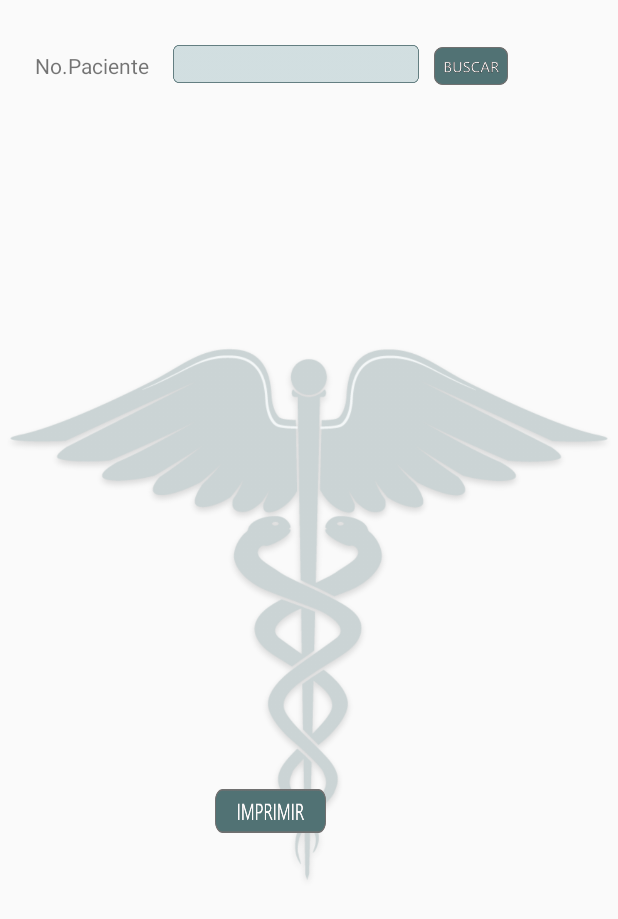
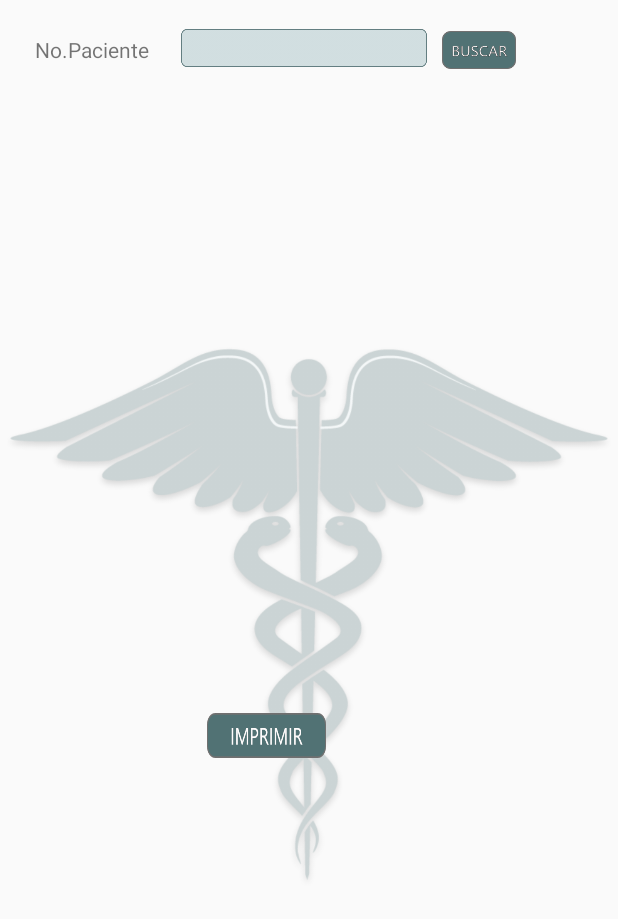
Before and after one commit to AndresKenichi/PruebaNavegacion, an Android app: the fragment ConsultarPacientesF shown on its own in the app's theme, on a phone screen of 412 x 824 dp. Shown: the top 919 px of the screen. Run offline under Robolectric (Android 15) with nearby library versions, the phone set to English and light mode, and no system bars.

Commit message:
Modificaciones en diseño

```diff
--- a/app/src/main/res/layout/a_fragment_consultarareas.xml
+++ b/app/src/main/res/layout/a_fragment_consultarareas.xml
@@ -79,7 +79,7 @@
 
         <LinearLayout
             android:layout_width="match_parent"
-            android:layout_height="500dp"
+            android:layout_height="410dp"
             android:orientation="vertical">
 
             <GridView
--- a/app/src/main/res/layout/a_fragment_consultarpacientes.xml
+++ b/app/src/main/res/layout/a_fragment_consultarpacientes.xml
@@ -22,9 +22,9 @@
         android:orientation="vertical">
 
         <TextView
-            android:id="@+id/textView74"
+            android:id="@+id/textView2"
             android:layout_width="match_parent"
-            android:layout_height="30dp"
+            android:layout_height="wrap_content"
             android:text=" " />
 
         <LinearLayout
@@ -41,7 +41,7 @@
 
             <TextView
                 android:id="@+id/textviewx91"
-                android:layout_width="92dp"
+                android:layout_width="97dp"
                 android:layout_height="wrap_content"
                 android:text="No.Paciente" />
 
@@ -69,19 +69,7 @@
 
         <LinearLayout
             android:layout_width="match_parent"
-            android:layout_height="30dp"
-            android:orientation="horizontal">
-
-            <TextView
-                android:id="@+id/textView84"
-                android:layout_width="17dp"
-                android:layout_height="match_parent"
-                android:text="  " />
-        </LinearLayout>
-
-        <LinearLayout
-            android:layout_width="match_parent"
-            android:layout_height="430dp"
+            android:layout_height="420dp"
             android:orientation="horizontal">
 
             <TextView
@@ -106,19 +94,19 @@
 
         <LinearLayout
             android:layout_width="match_parent"
-            android:layout_height="40dp"
+            android:layout_height="30dp"
             android:orientation="horizontal">
 
             <TextView
                 android:id="@+id/textView92"
-                android:layout_width="143dp"
+                android:layout_width="138dp"
                 android:layout_height="match_parent"
                 android:text="  " />
 
             <Button
                 android:id="@+id/btnImprimirCP"
-                android:layout_width="74dp"
-                android:layout_height="29dp"
+                android:layout_width="79dp"
+                android:layout_height="match_parent"
                 android:background="@drawable/imprimir"
                 android:text=" " />
 
@@ -129,16 +117,5 @@
                 android:text="  " />
 
         </LinearLayout>
-        <LinearLayout
-            android:layout_width="match_parent"
-            android:layout_height="30dp"
-            android:orientation="horizontal">
-
-            <TextView
-                android:id="@+id/textView83"
-                android:layout_width="17dp"
-                android:layout_height="match_parent"
-                android:text="  " />
-        </LinearLayout>
     </LinearLayout>
 </androidx.constraintlayout.widget.ConstraintLayout>
```
Also changed, not shown: app/src/main/res/layout/a_fragment_consultarmedicamentos.xml (+9 -8 lines), app/src/main/res/layout/a_fragment_gestionarconsultas.xml (+9 -9 lines), app/src/main/res/layout/a_fragment_modificarusuario.xml (+5 -5 lines).
